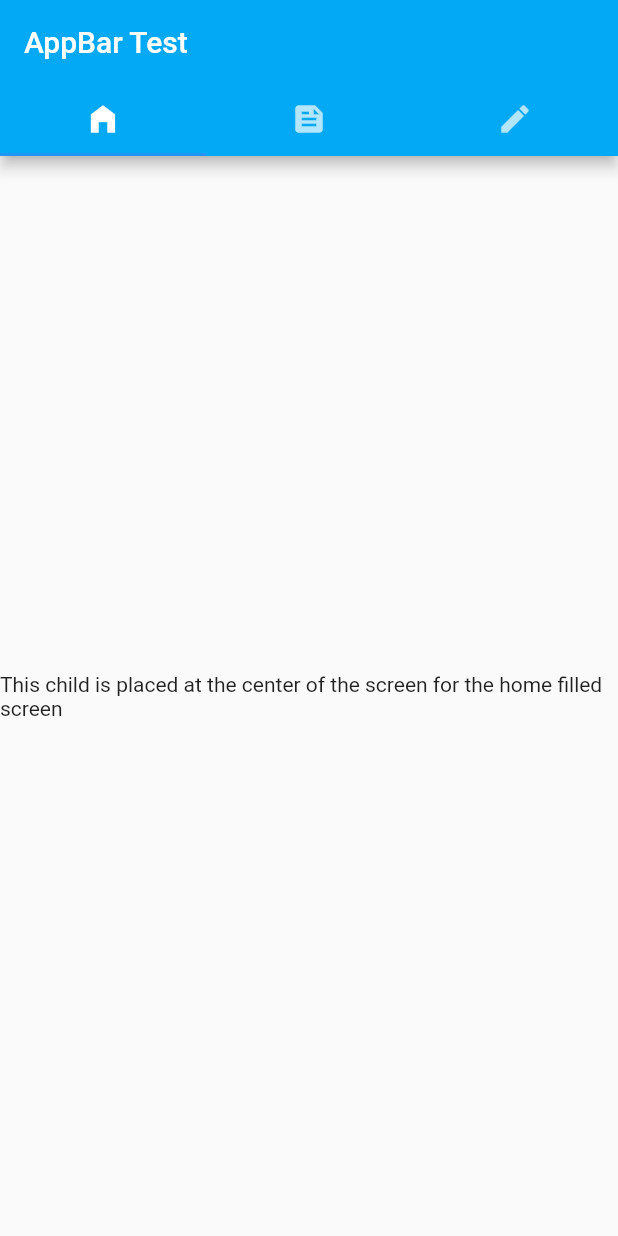
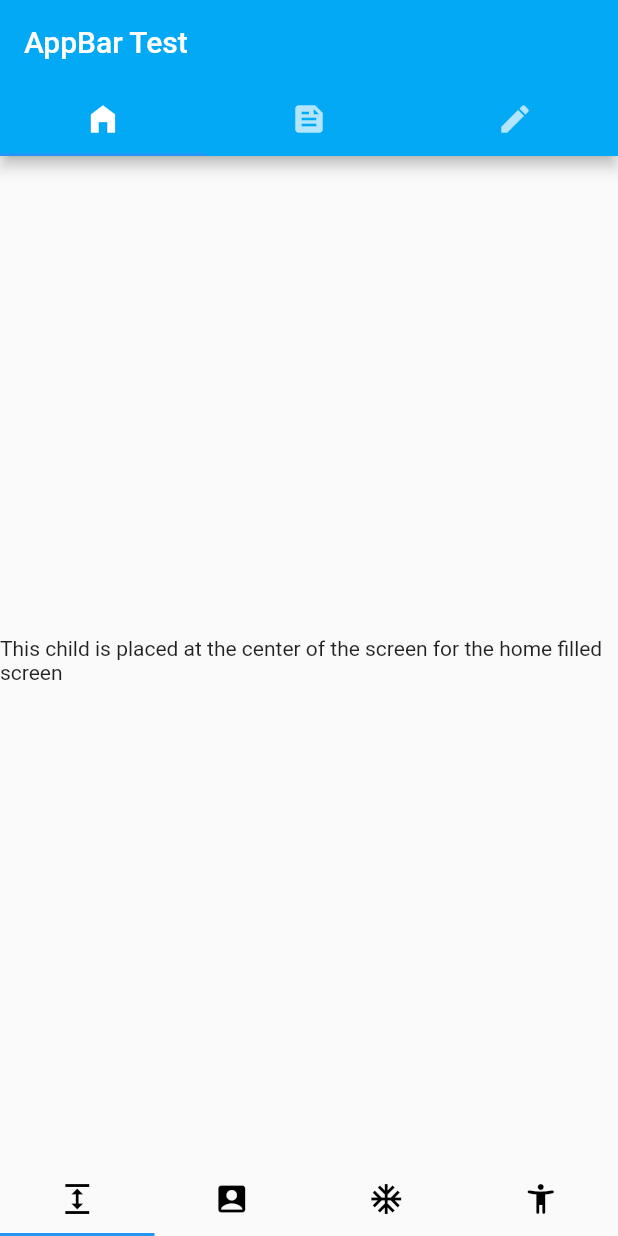
Before and after one commit to sobuur0/learning_flutter, a Flutter app: the screen it shows after launch, on a phone screen of 412 x 824 dp. Run offline on Flutter 3.47's test engine with Material 2 defaults, Android fonts, the phone set to English and light mode, and no system bars.

```diff
--- a/lib/main.dart
+++ b/lib/main.dart
@@ -48,8 +48,20 @@ class _AppBarTestState extends State<AppBarTest> with TickerProviderStateMixin {
          Center(child: Text('This child is placed at the center of the screen for the home filled screen'),),
           Center(child: Text('This child is placed at the center of the screen for the feed screen'),),
            Center(child: Text('This child is placed at the center of the screen for the create screen'),),
+        ],
+      ),
 
-        ],
+      bottomNavigationBar: Material(
+        color: Colors.transparent,
+        child: TabBar(
+          controller: _tabController2,
+          tabs: <Widget> [
+            Tab(icon: Icon(Icons.expand, color: Colors.black,),),
+            Tab(icon: Icon(Icons.account_box, color: Colors.black,)),
+            Tab(icon: Icon(Icons.ac_unit, color: Colors.black,)),
+            Tab(icon: Icon(Icons.accessibility_new_rounded, color: Colors.black,)),
+          ]
+        )
       ),
     );
   }
```
